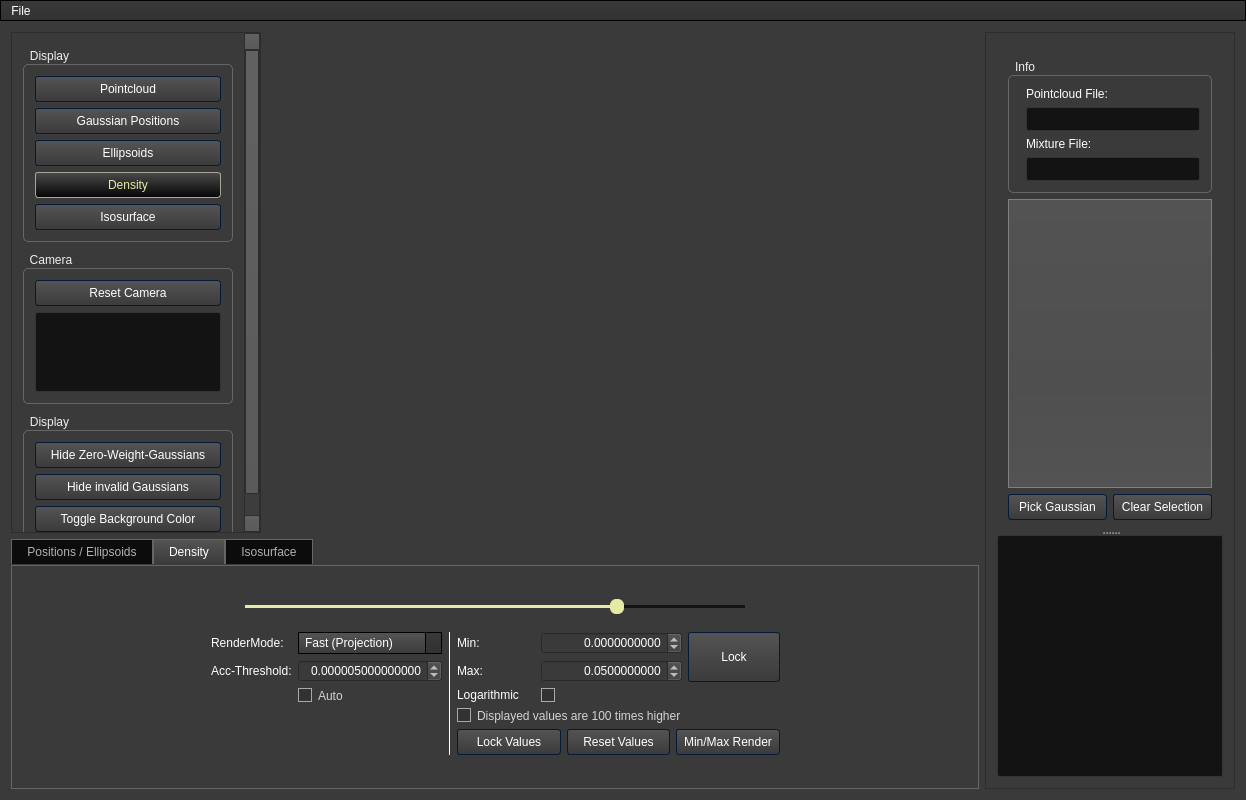
Qt form da-gm-1/da-gm-1/gmvis/ui/VisualizerWindow.ui (SFraissTU/gm_vis) before a commit.
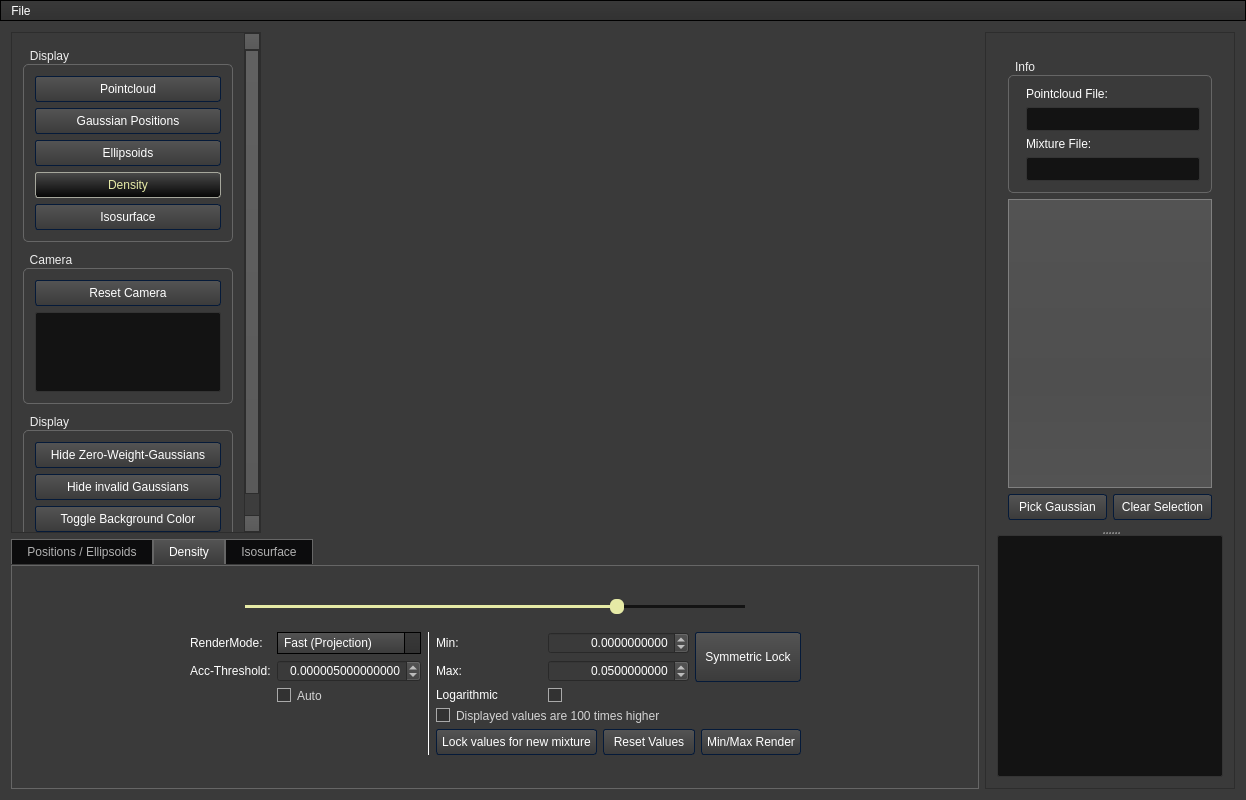
The same form after that commit. The open tabs and pages were chosen to show the change. Icons and pictures are not drawn. Custom widgets are drawn as their Qt base class.

Diff of the .ui file:
```diff
--- a/da-gm-1/da-gm-1/gmvis/ui/VisualizerWindow.ui
+++ b/da-gm-1/da-gm-1/gmvis/ui/VisualizerWindow.ui
@@ -1945,12 +1945,12 @@
                  </property>
                  <property name="maximumSize">
                   <size>
-                   <width>42</width>
+                   <width>150</width>
                    <height>16777215</height>
                   </size>
                  </property>
                  <property name="text">
-                  <string>Lock</string>
+                  <string>Symmetric Lock</string>
                  </property>
                  <property name="checkable">
                   <bool>true</bool>
@@ -1962,7 +1962,7 @@
                  <item>
                   <widget class="QPushButton" name="btn_lockdspoptions">
                    <property name="text">
-                    <string>Lock Values</string>
+                    <string>Lock values for new mixture</string>
                    </property>
                    <property name="checkable">
                     <bool>true</bool>
```
